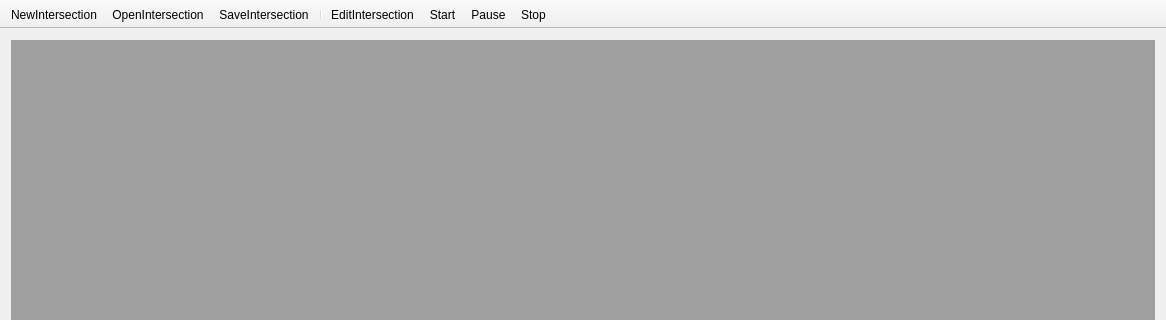
This is MainWindow.ui in dpietruchowski/smart-intersections as Qt 5 draws it before an edit; both pictures show x 0 to 1166 and y 0 to 320 of the 1166 by 798 pixel window. The edited form follows.
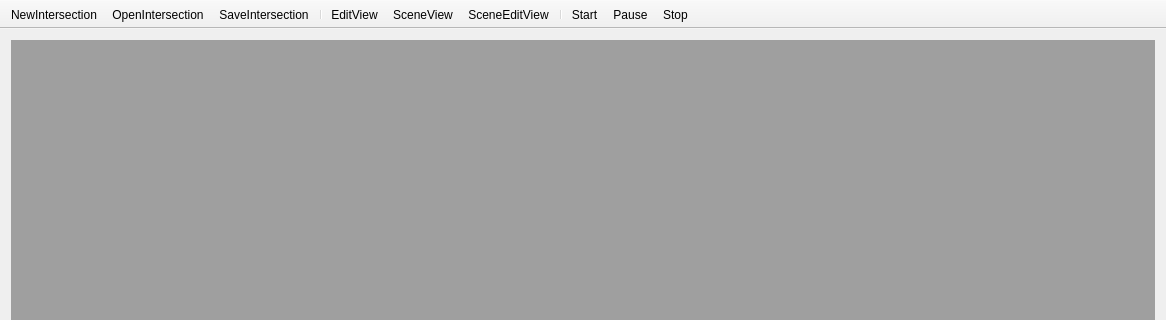
This is the edited form. Icons and pictures are not drawn.

The edit to the form file:
```diff
--- a/MainWindow.ui
+++ b/MainWindow.ui
@@ -50,7 +50,10 @@
    <addaction name="actionOpenIntersection"/>
    <addaction name="actionSaveIntersection"/>
    <addaction name="separator"/>
-   <addaction name="actionEditIntersection"/>
+   <addaction name="actionEditView"/>
+   <addaction name="actionSceneView"/>
+   <addaction name="actionSceneEditView"/>
+   <addaction name="separator"/>
    <addaction name="actionStart"/>
    <addaction name="actionPause"/>
    <addaction name="actionStop"/>
@@ -82,7 +85,7 @@
     <string>SaveIntersection</string>
    </property>
   </action>
-  <action name="actionEditIntersection">
+  <action name="actionEditView">
    <property name="checkable">
     <bool>true</bool>
    </property>
@@ -91,7 +94,7 @@
      <normaloff>:/toolbutton/icons/Edit.svg</normaloff>:/toolbutton/icons/Edit.svg</iconset>
    </property>
    <property name="text">
-    <string>EditIntersection</string>
+    <string>EditView</string>
    </property>
   </action>
   <action name="actionPause">
@@ -121,6 +124,30 @@
     <string>Stop</string>
    </property>
   </action>
+  <action name="actionSceneView">
+   <property name="checkable">
+    <bool>true</bool>
+   </property>
+   <property name="icon">
+    <iconset resource="icons.qrc">
+     <normaloff>:/toolbutton/icons/Scene.svg</normaloff>:/toolbutton/icons/Scene.svg</iconset>
+   </property>
+   <property name="text">
+    <string>SceneView</string>
+   </property>
+  </action>
+  <action name="actionSceneEditView">
+   <property name="checkable">
+    <bool>true</bool>
+   </property>
+   <property name="icon">
+    <iconset resource="icons.qrc">
+     <normaloff>:/toolbutton/icons/SceneEdit.svg</normaloff>:/toolbutton/icons/SceneEdit.svg</iconset>
+   </property>
+   <property name="text">
+    <string>SceneEditView</string>
+   </property>
+  </action>
  </widget>
  <layoutdefault spacing="6" margin="11"/>
  <resources>
```
